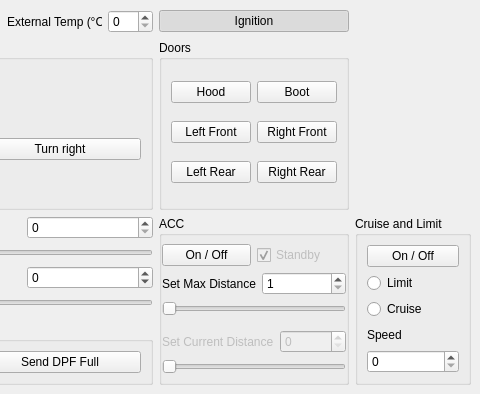
First picture: the form in formcar.ui, repository bigunclemax/FocusIPCCtrl, before the edit; both pictures show x 378 to 858 and y 0 to 394 of the 858 by 394 pixel window.
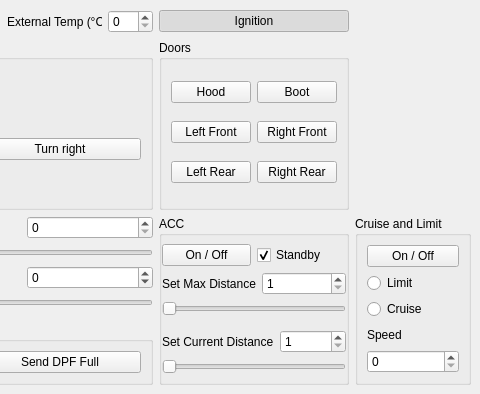
Second picture: the form after the edit.

Patch:
```diff
--- a/formcar.ui
+++ b/formcar.ui
@@ -390,7 +390,7 @@
           <item>
            <widget class="QCheckBox" name="checkBox_accStandby">
             <property name="enabled">
-             <bool>false</bool>
+             <bool>true</bool>
             </property>
             <property name="text">
              <string>Standby</string>
@@ -484,7 +484,7 @@
           <item>
            <widget class="QLabel" name="accCurrentDistanceLabel">
             <property name="enabled">
-             <bool>false</bool>
+             <bool>true</bool>
             </property>
             <property name="text">
              <string>Set Current Distance</string>
@@ -494,10 +494,13 @@
           <item>
            <widget class="QSpinBox" name="spinBox_accCurrentDistance">
             <property name="enabled">
-             <bool>false</bool>
+             <bool>true</bool>
+            </property>
+            <property name="minimum">
+             <number>1</number>
             </property>
             <property name="maximum">
-             <number>8</number>
+             <number>10</number>
             </property>
            </widget>
           </item>
```
Left out of the diff: 33 changed lines with no effect on the pictures.
